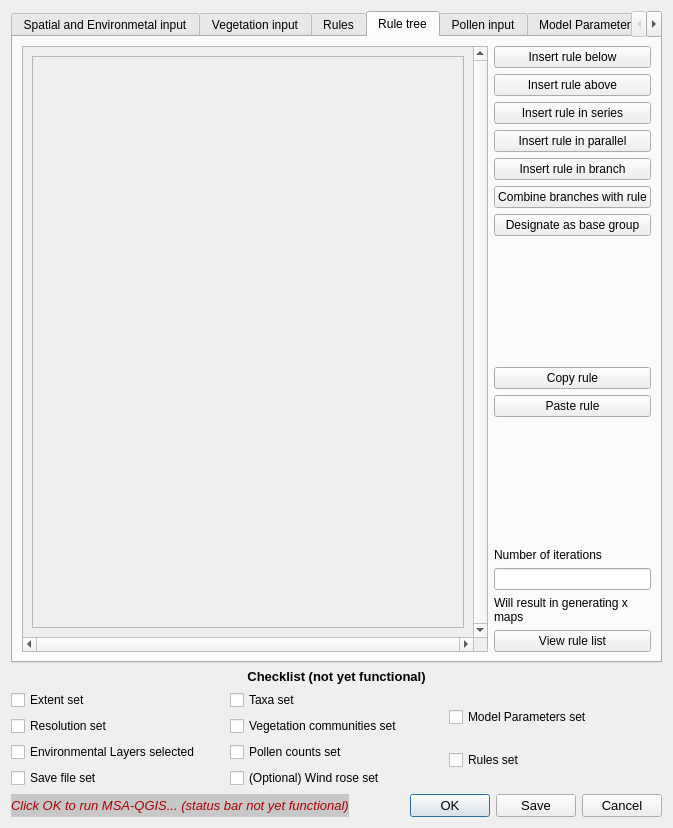
Before: the Qt Designer form MSA_QGIS_dialog_base.ui in ThyavdBerg/MSA-Q, drawn with Qt 5.
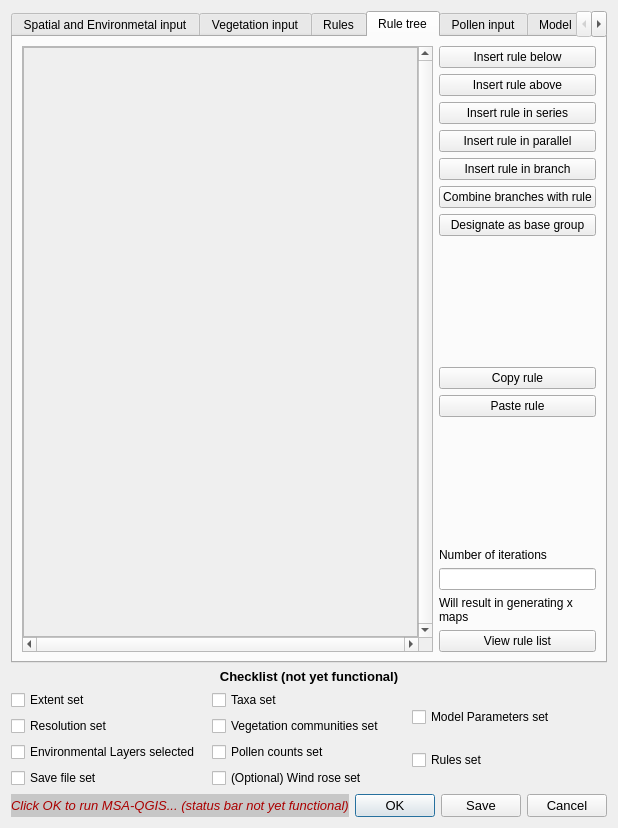
After: the same form once the commit is applied. Custom widgets are drawn as their Qt base class.

```diff
--- a/MSA_QGIS_dialog_base.ui
+++ b/MSA_QGIS_dialog_base.ui
@@ -6,7 +6,7 @@
    <rect>
     <x>0</x>
     <y>0</y>
-    <width>673</width>
+    <width>610</width>
     <height>828</height>
    </rect>
   </property>
@@ -587,11 +587,23 @@
                <rect>
                 <x>0</x>
                 <y>0</y>
-                <width>430</width>
-                <height>568</height>
+                <width>395</width>
+                <height>583</height>
                </rect>
               </property>
               <layout class="QHBoxLayout" name="horizontalLayout_18">
+               <property name="leftMargin">
+                <number>0</number>
+               </property>
+               <property name="topMargin">
+                <number>0</number>
+               </property>
+               <property name="rightMargin">
+                <number>0</number>
+               </property>
+               <property name="bottomMargin">
+                <number>0</number>
+               </property>
                <item>
                 <widget class="QFrame" name="frame_ruleTree">
                  <property name="frameShape">
```
